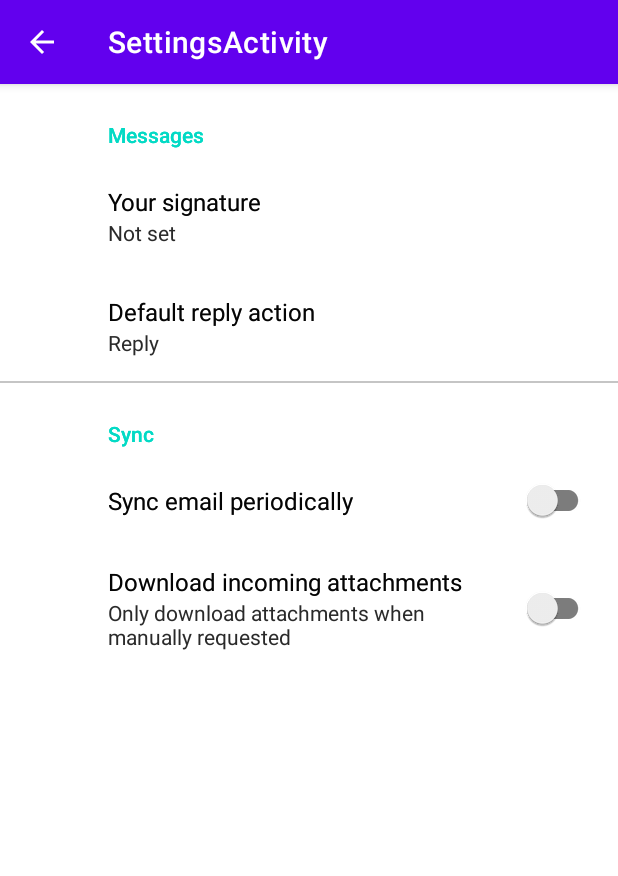
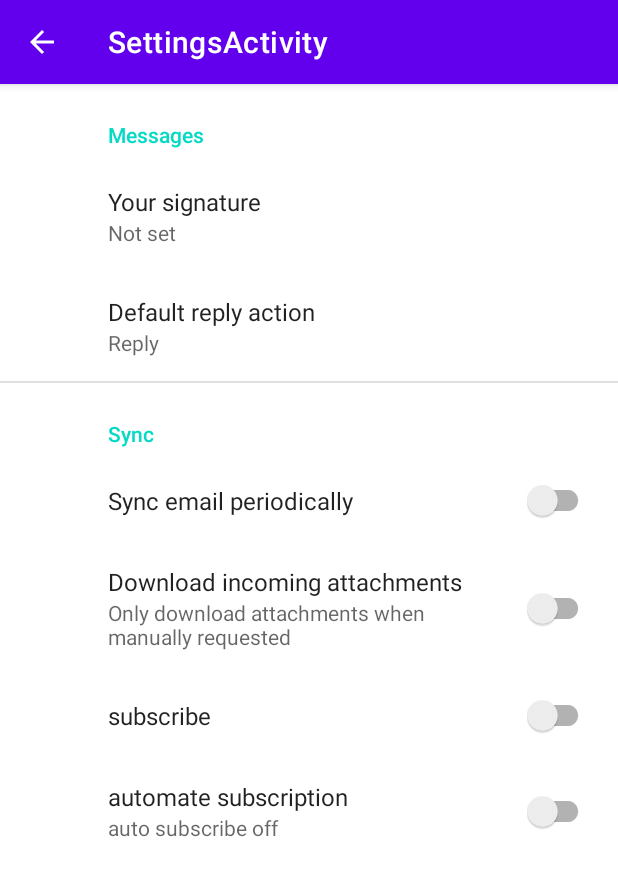
Before and after one commit to BayanIbrahem/JaAr, an Android app: the SettingsActivity screen opened directly, with no data from a screen before it, on a phone screen of 412 x 824 dp. Shown: the top 876 px of the screen. Run offline under Robolectric (Android 15) with nearby library versions, the phone set to English and light mode, and no system bars; our stand-ins replace RxJava, androidx.preference; 7 statements that could not run were skipped.

Commit message:
commit #6.1 complete settings, saving and retrieving values from dummy sittings.

```diff
--- a/app/src/main/AndroidManifest.xml
+++ b/app/src/main/AndroidManifest.xml
@@ -25,6 +25,7 @@
             android:exported="false"
             android:parentActivityName=".activities.HomeActivity" />
         <activity
+            android:launchMode="singleTop"
             android:name=".activities.HomeActivity"
             android:exported="true">
             <intent-filter>
--- a/app/src/main/java/com/example/android/studio/ja_ar/activities/HomeActivity.java
+++ b/app/src/main/java/com/example/android/studio/ja_ar/activities/HomeActivity.java
@@ -11,6 +11,8 @@ import android.widget.Button;
 
 import com.example.android.studio.ja_ar.R;
 import com.example.android.studio.ja_ar.databinding.ActivityHomeBinding;
+import com.example.android.studio.ja_ar.fragments.SettingsFragment;
+import com.example.android.studio.ja_ar.storage.data_store.SettingsDataStorePreference;
 
 public class HomeActivity extends AppCompatActivity{
 
--- a/app/src/main/java/com/example/android/studio/ja_ar/activities/SettingsActivity.java
+++ b/app/src/main/java/com/example/android/studio/ja_ar/activities/SettingsActivity.java
@@ -1,6 +1,7 @@
 package com.example.android.studio.ja_ar.activities;
 
 import androidx.appcompat.app.AppCompatActivity;
+import androidx.datastore.preferences.rxjava2.RxPreferenceDataStoreBuilder;
 import androidx.fragment.app.Fragment;
 import androidx.preference.Preference;
 import androidx.preference.PreferenceFragmentCompat;
@@ -10,32 +11,33 @@ import android.os.Bundle;
 import com.example.android.studio.ja_ar.R;
 import com.example.android.studio.ja_ar.fragments.SettingsFragment;
 
-public class SettingsActivity extends AppCompatActivity implements
-    PreferenceFragmentCompat.OnPreferenceStartFragmentCallback{
+public class SettingsActivity extends AppCompatActivity /*implements
+    PreferenceFragmentCompat.OnPreferenceStartFragmentCallback*/{
   @Override
   protected void onCreate(Bundle savedInstanceState){
     super.onCreate(savedInstanceState);
     setContentView(R.layout.activity_settings);
-    if (savedInstanceState == null) {
-      getSupportFragmentManager().beginTransaction()
-          .setReorderingAllowed(true)
-          .add(R.id.settings_activity_container, SettingsFragment.class, null)
-          .commit();
-    }
+//    if (savedInstanceState == null) {
+//      getSupportFragmentManager().beginTransaction()
+//          .setReorderingAllowed(true)
+//          .add(R.id.settings_activity_container, SettingsFragment.class, null)
+//          .commit();
+//    }
   }
-  @Override
-  public boolean onPreferenceStartFragment(PreferenceFragmentCompat caller, Preference pref) {
-    // Instantiate the new Fragment
-    final Bundle args = pref.getExtras();
-    final Fragment fragment = getSupportFragmentManager().getFragmentFactory().instantiate(
-        getClassLoader(),
-        pref.getFragment());
-    fragment.setArguments(args);
-    // Replace the existing Fragment with the new Fragment
-    getSupportFragmentManager().beginTransaction()
-        .replace(R.id.settings_activity_container, fragment)
-        .addToBackStack(null)
-        .commit();
-    return true;
-  }
+  //TODO: make true settings and make values accessible from other activities.
+//  @Override
+//  public boolean onPreferenceStartFragment(PreferenceFragmentCompat caller, Preference pref) {
+//    // Instantiate the new Fragment
+//    final Bundle args = pref.getExtras();
+//    final Fragment fragment = getSupportFragmentManager().getFragmentFactory().instantiate(
+//        getClassLoader(),
+//        pref.getFragment());
+//    fragment.setArguments(args);
+//    // Replace the existing Fragment with the new Fragment
+//    getSupportFragmentManager().beginTransaction()
+//        .replace(R.id.settings_activity_container, fragment)
+//        .addToBackStack(null)
+//        .commit();
+//    return true;
+//  }
 }
--- a/app/src/main/java/com/example/android/studio/ja_ar/fragments/SettingsFragment.java
+++ b/app/src/main/java/com/example/android/studio/ja_ar/fragments/SettingsFragment.java
@@ -11,50 +11,94 @@ import androidx.preference.PreferenceFragmentCompat;
 import androidx.preference.PreferenceManager;
 import androidx.preference.SwitchPreference;
 import androidx.preference.SwitchPreferenceCompat;
+import androidx.vectordrawable.graphics.drawable.AnimationUtilsCompat;
 
 import com.example.android.studio.ja_ar.R;
 import com.example.android.studio.ja_ar.storage.data_store.SettingsDataStorePreference;
 
 public class SettingsFragment extends PreferenceFragmentCompat{
+ private static final String SIGNATURE_TAG = "signature";
+ //final String REPLY_TAG = "reply";
+ private static final String SYNC_TAG = "sync";
+ private static final String ATTACHMENT_TAG = "attachment";
+ private static final String SUBSCRIBE_TAG = "subscribe";
+ private static final String AUTO_SUBSCRIBE_TAG = "auto_subscribe";
+
+ private EditTextPreference signature;
+ //ListPreference reply = findPreference(REPLY_TAG);
+ private SwitchPreferenceCompat sync;
+ private SwitchPreferenceCompat attachment;
+ private SwitchPreferenceCompat subscribe;
+ private SwitchPreferenceCompat auto_subscribe;
+
   @Override
   public void onCreatePreferences(Bundle savedInstanceState, String rootKey){
     setPreferencesFromResource(R.xml.header_preferences, rootKey);
-
+    /*-------------------------------------------------------*/
     PreferenceManager preferenceManager = getPreferenceManager();
     Application application = getActivity().getApplication();
 
     SettingsDataStorePreference dataStorePreference = new SettingsDataStorePreference(application);
 
-//    preferenceManager.setPreferenceDataStore(dataStorePreference);
+    preferenceManager.setPreferenceDataStore(dataStorePreference);
+
+    SwitchPreferenceCompat sync = findPreference("sync");
+    //TODO: data_store is saving by it self but not writing yet.
+    initPreferences();
+    loadPreferences();
   }
+
 //  @Override
-//  public void onPause(){
-//    super.onPause();
-//    PreferenceDataStore dataStore = getPreferenceManager().getPreferenceDataStore();
-//
-//    EditTextPreference signature = findPreference("signature");
-//    ListPreference reply = findPreference("reply");
-//    SwitchPreferenceCompat sync = findPreference("sync");
-//    SwitchPreferenceCompat attachment = findPreference("attachment");
-//
-//    dataStore.putString("signature", signature.getText());
-//    dataStore.putString("reply", reply.getValue());
-//    dataStore.putBoolean("sync", sync.isChecked());
-//    dataStore.putBoolean("attachment", attachment.isChecked());
-//  }
+//  public void onPause(){ loadPreferences(); super.onPause(); }
 //  @Override
 //  public void onResume(){
+//    if(signature == null || sync == null || attachment == null || subscribe == null || auto_subscribe == null){
+//      initPreferences();
+//    }
+//    savePreferences();
 //    super.onResume();
-//    PreferenceDataStore dataStore = getPreferenceManager().getPreferenceDataStore();
-//
-//    EditTextPreference signature = findPreference("signature");
-//    ListPreference reply = findPreference("reply");
-//    SwitchPreferenceCompat sync = findPreference("sync");
-//    SwitchPreferenceCompat attachment = findPreference("attachment");
-//
-//    signature.setText(dataStore.getString("signature", "no value"));
-//    reply.setValue(dataStore.getString("reply", "reply"));
-//    sync.setChecked(dataStore.getBoolean("sync", false));
-//    attachment.setChecked(dataStore.getBoolean("attachment", false));
 //  }
+
+  private void initPreferences(){
+    signature = findPreference(SIGNATURE_TAG);
+    sync = findPreference(SYNC_TAG);
+    attachment = findPreference(ATTACHMENT_TAG);
+    subscribe = findPreference(SUBSCRIBE_TAG);
+    auto_subscribe = findPreference(AUTO_SUBSCRIBE_TAG);
+  }
+
+  private void loadPreferences(){
+    //instance is SettingsDataStorePreference
+    PreferenceDataStore dataStorePreference = getPreferenceManager().getPreferenceDataStore();
+
+    final String SIGNATURE_VALUE = dataStorePreference.getString(SIGNATURE_TAG, "no signature");
+    //final int REPLY_VALUE;
+    final boolean SYNC_VALUE = dataStorePreference.getBoolean(SYNC_TAG, true);
+    final boolean ATTACHMENT_VALUE = dataStorePreference.getBoolean(ATTACHMENT_TAG, false);
+    final boolean SUBSCRIBE_VALUE = dataStorePreference.getBoolean(SUBSCRIBE_TAG, true);
+    final boolean AUTO_SUBSCRIBE_VALUE = dataStorePreference.getBoolean(AUTO_SUBSCRIBE_TAG, false);
+
+    signature.setText(SIGNATURE_VALUE);
+    sync.setChecked(SYNC_VALUE);
+    attachment.setChecked(ATTACHMENT_VALUE);
+    subscribe.setChecked(SUBSCRIBE_VALUE);
+    auto_subscribe.setChecked(AUTO_SUBSCRIBE_VALUE);
+  }
+  private void savePreferences(){
+    //instance is SettingsDataStorePreference
+    PreferenceDataStore dataStorePreference = getPreferenceManager().getPreferenceDataStore();
+
+    final String SIGNATURE_VALUE = signature.getText();
+    //final int REPLY_VALUE =
+    final boolean SYNC_VALUE = sync.isChecked();
+    final boolean ATTACHMENT_VALUE = attachment.isChecked();
+    final boolean SUBSCRIBE_VALUE = subscribe.isChecked();
+    final boolean AUTO_SUBSCRIBE_VALUE = auto_subscribe.isChecked();
+
+    dataStorePreference.putString(SIGNATURE_TAG, SIGNATURE_VALUE!=null? SIGNATURE_VALUE:"null signature");
+    dataStorePreference.putBoolean(SYNC_TAG, SYNC_VALUE);
+    dataStorePreference.putBoolean(ATTACHMENT_TAG, ATTACHMENT_VALUE);
+    dataStorePreference.putBoolean(SUBSCRIBE_TAG, SUBSCRIBE_VALUE);
+    dataStorePreference.putBoolean(AUTO_SUBSCRIBE_TAG, AUTO_SUBSCRIBE_VALUE);
+  }
 }
--- a/app/src/main/res/layout/activity_home.xml
+++ b/app/src/main/res/layout/activity_home.xml
@@ -27,4 +27,5 @@
         app:layout_constraintEnd_toEndOf="parent"
         app:layout_constraintStart_toEndOf="@+id/home_button_saving"
         app:layout_constraintTop_toTopOf="parent" />
+
 </androidx.constraintlayout.widget.ConstraintLayout>
--- a/app/src/main/res/xml/header_preferences.xml
+++ b/app/src/main/res/xml/header_preferences.xml
@@ -31,6 +31,16 @@
             app:summaryOff="@string/attachment_summary_off"
             app:summaryOn="@string/attachment_summary_on"
             app:title="@string/attachment_title" />
+        <SwitchPreferenceCompat
+            app:key="subscribe"
+            app:title="subscribe" />
+
+        <SwitchPreferenceCompat
+            app:dependency="subscribe"
+            app:key="auto_subscribe"
+            app:summaryOff="auto subscribe off"
+            app:summaryOn="auto subscribe on"
+            app:title="automate subscription" />
     </PreferenceCategory>
 
 </PreferenceScreen>
```
Also changed, not shown: app/src/main/java/com/example/android/studio/ja_ar/storage/data_store/DataStoreManager.java (+21 -0 lines), app/src/main/java/com/example/android/studio/ja_ar/storage/data_store/SettingsDataStorePreference.java (+25 -5 lines).
